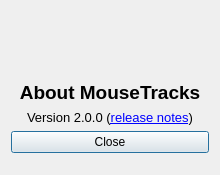
huntfx/MouseTracks, file mousetracks2/gui/ui/about.ui: the form before one commit.
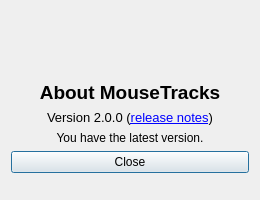
The form after the commit. Icons and pictures are not drawn.

```diff
--- a/mousetracks2/gui/ui/about.ui
+++ b/mousetracks2/gui/ui/about.ui
@@ -6,20 +6,20 @@
    <rect>
     <x>0</x>
     <y>0</y>
-    <width>220</width>
-    <height>175</height>
+    <width>260</width>
+    <height>200</height>
    </rect>
   </property>
   <property name="minimumSize">
    <size>
-    <width>220</width>
-    <height>175</height>
+    <width>260</width>
+    <height>200</height>
    </size>
   </property>
   <property name="maximumSize">
    <size>
-    <width>220</width>
-    <height>175</height>
+    <width>260</width>
+    <height>200</height>
    </size>
   </property>
   <property name="windowTitle">
@@ -84,6 +84,22 @@
      </property>
     </widget>
    </item>
+   <item>
+    <widget class="QLabel" name="latest">
+     <property name="text">
+      <string>You have the latest version.</string>
+     </property>
+     <property name="alignment">
+      <set>Qt::AlignmentFlag::AlignCenter</set>
+     </property>
+     <property name="text_update" stdset="0">
+      <string>An update is available.&lt;br/&gt;&lt;a href=&quot;https://github.com/huntfx/MouseTracks/releases&quot;&gt;Click here&lt;/a&gt; to visit the download page.</string>
+     </property>
+     <property name="text_latest" stdset="0">
+      <string>You have the latest version.</string>
+     </property>
+    </widget>
+   </item>
    <item>
     <widget class="QPushButton" name="close">
      <property name="text">
```
